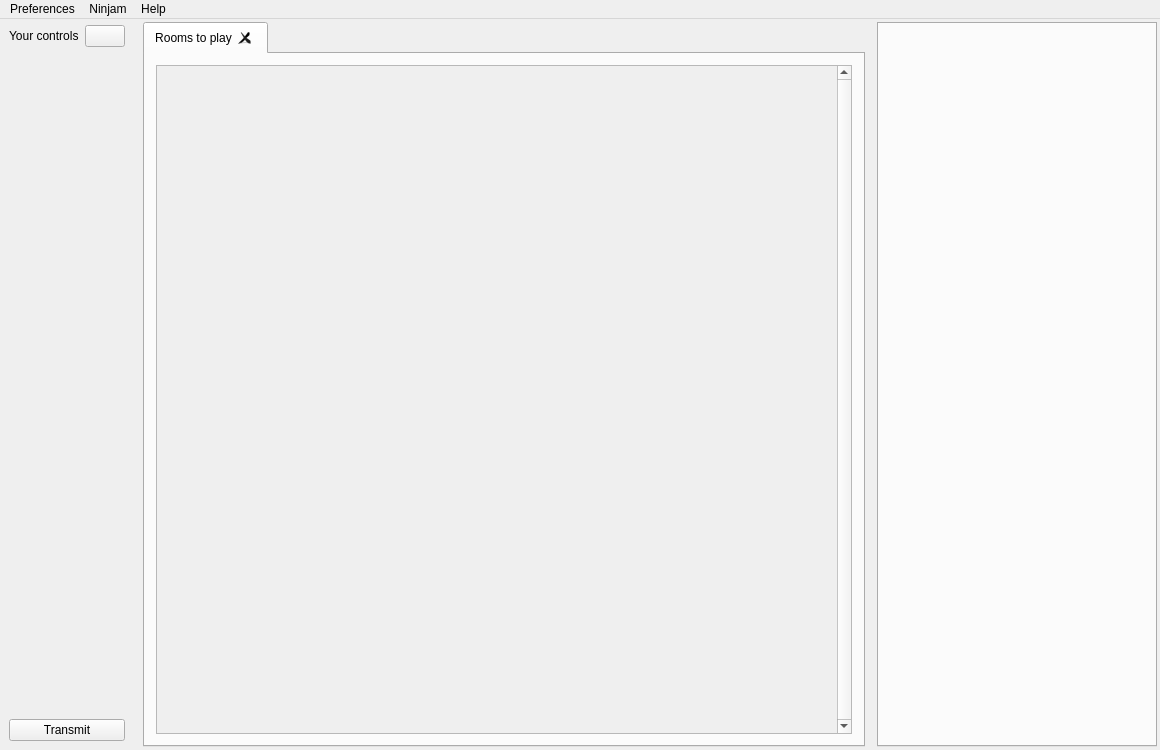
Before: the Qt Designer form src/jamtaba/gui/mainframe.ui in elieserdejesus/JamTaba, drawn with Qt 5.
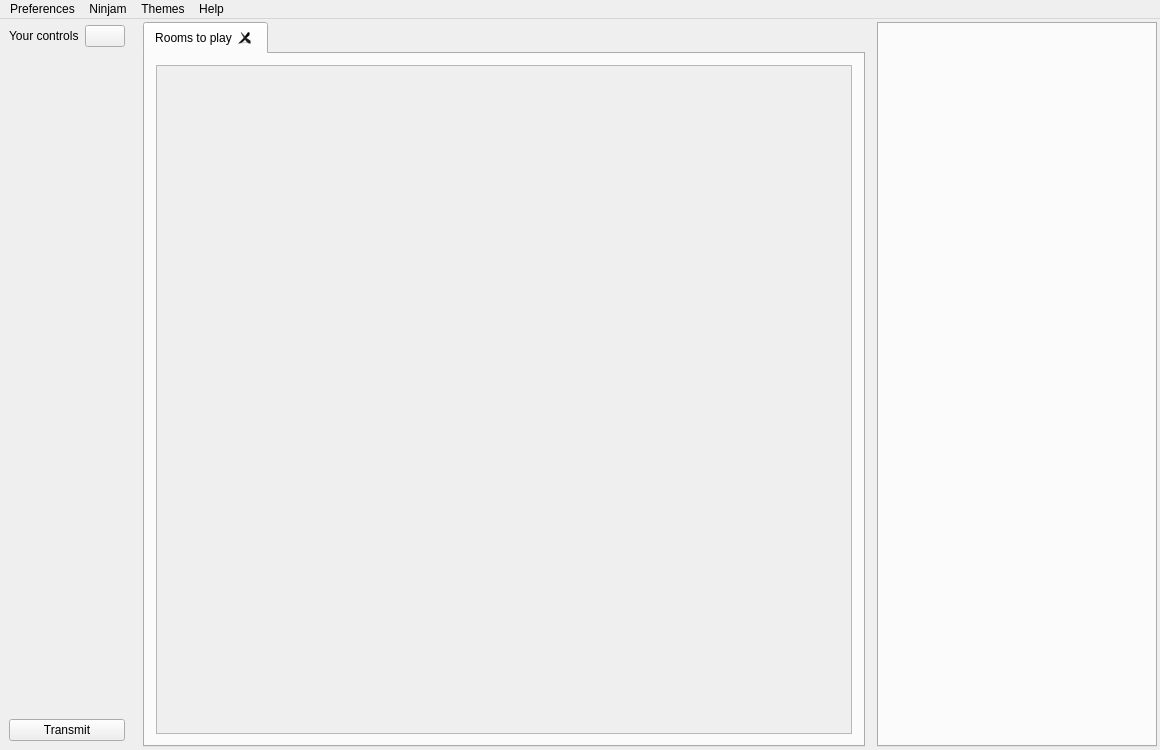
After: the same form once the commit is applied. Icons and pictures are not drawn.

```diff
--- a/src/jamtaba/gui/mainframe.ui
+++ b/src/jamtaba/gui/mainframe.ui
@@ -218,7 +218,7 @@
               <string notr="true"/>
              </property>
              <property name="verticalScrollBarPolicy">
-              <enum>Qt::ScrollBarAlwaysOn</enum>
+              <enum>Qt::ScrollBarAsNeeded</enum>
              </property>
              <property name="horizontalScrollBarPolicy">
               <enum>Qt::ScrollBarAsNeeded</enum>
@@ -231,7 +231,7 @@
                <rect>
                 <x>0</x>
                 <y>0</y>
-                <width>694</width>
+                <width>711</width>
                 <height>674</height>
                </rect>
               </property>
@@ -355,8 +355,14 @@
     </property>
     <addaction name="actionReport_bugs_or_suggest_improvements"/>
    </widget>
+   <widget class="QMenu" name="menuThemes">
+    <property name="title">
+     <string>Themes</string>
+    </property>
+   </widget>
    <addaction name="menuPreferences"/>
    <addaction name="menuNinjam"/>
+   <addaction name="menuThemes"/>
    <addaction name="menuHelp"/>
   </widget>
   <action name="actionTest">
```
Left out of the diff: 6 changed lines with no effect on the pictures.
